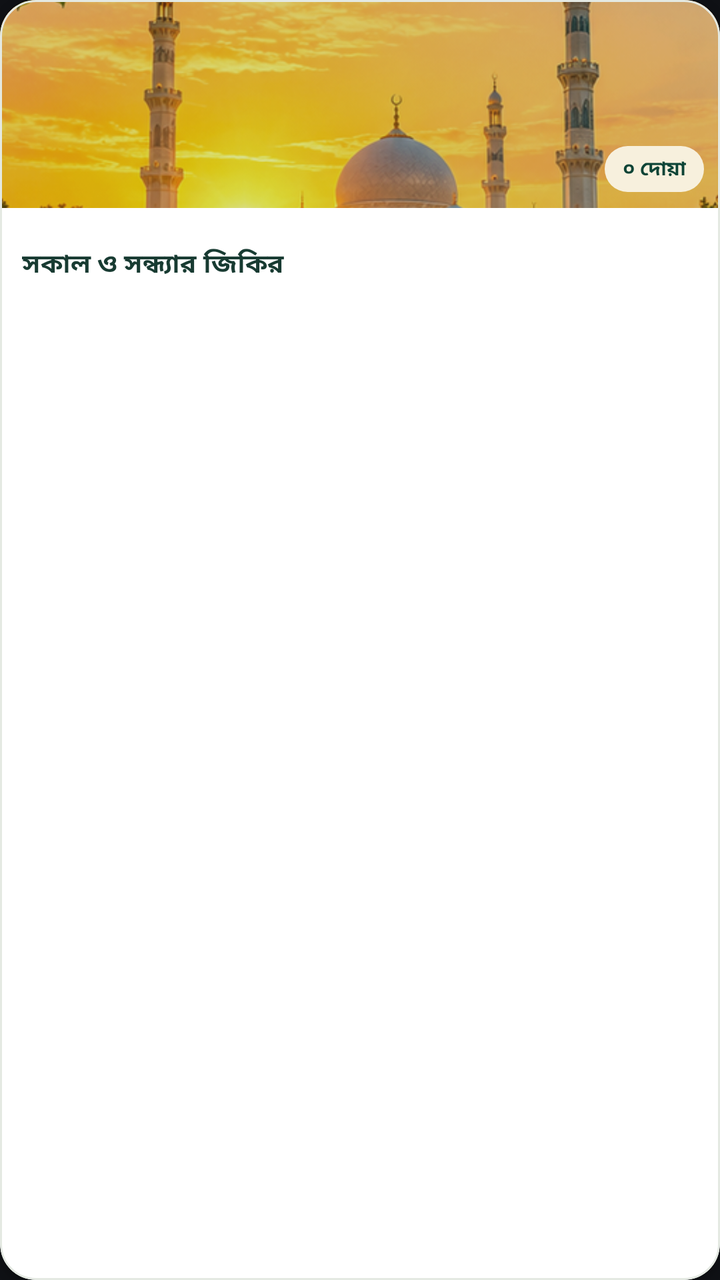
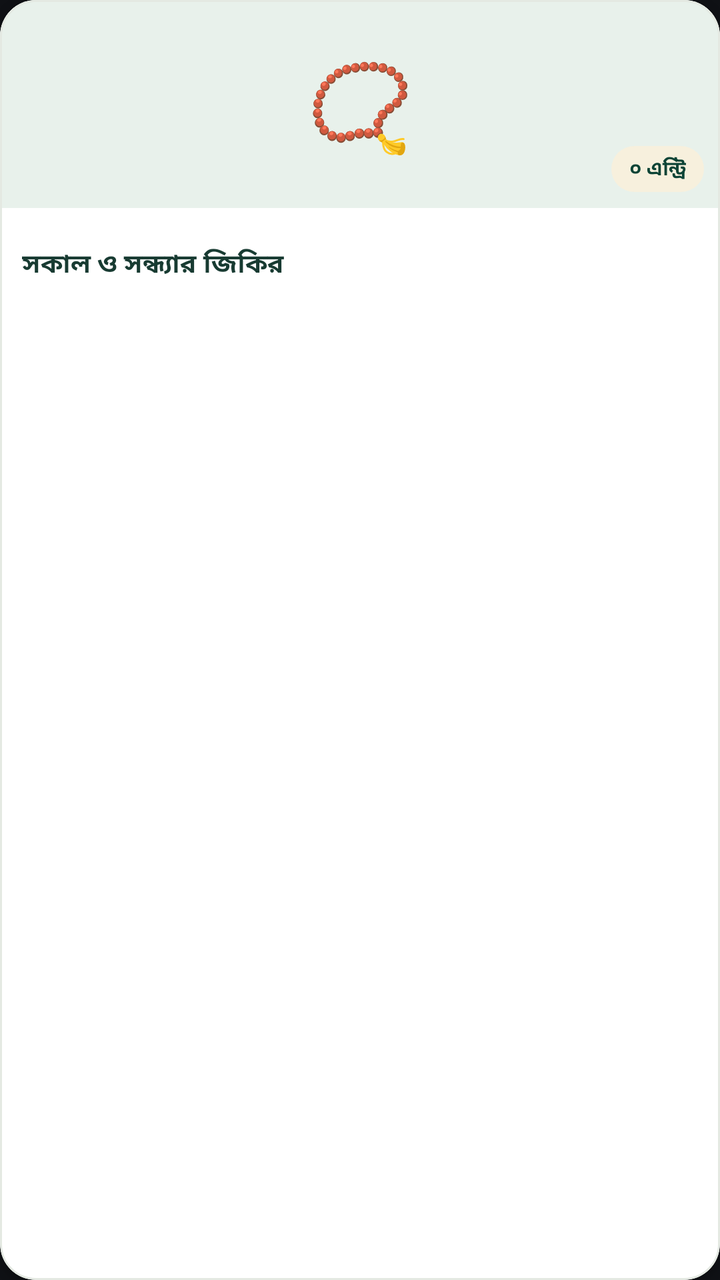

The first picture is an Android layout as it rendered before a commit; the second is the same layout after the commit. The layout source and the unified diff follow.
<!-- AndroidManifest.xml: application theme Theme.IslamicAlarm -->
<!-- res/layout/item_dua_category.xml -->
<?xml version="1.0" encoding="utf-8"?>
<com.google.android.material.card.MaterialCardView xmlns:android="http://schemas.android.com/apk/res/android"
    xmlns:app="http://schemas.android.com/apk/res-auto"
    android:layout_width="match_parent"
    android:layout_height="wrap_content"
    android:layout_margin="6dp"
    android:clickable="true"
    android:focusable="true"
    app:cardBackgroundColor="@color/dua_surface"
    app:cardCornerRadius="18dp"
    app:cardElevation="2dp"
    app:strokeColor="@color/dua_border"
    app:strokeWidth="1dp">

    <LinearLayout
        android:layout_width="match_parent"
        android:layout_height="wrap_content"
        android:orientation="vertical">

        <FrameLayout
            android:layout_width="match_parent"
            android:layout_height="104dp">

            <ImageView
                android:id="@+id/ivCategoryImage"
                android:layout_width="match_parent"
                android:layout_height="match_parent"
                android:contentDescription="ক্যাটাগরির ছবি"
                android:scaleType="centerCrop"
                android:src="@drawable/dua_cat_mosque" />

            <View
                android:layout_width="match_parent"
                android:layout_height="match_parent"
                android:background="#260D4436" />

            <TextView
                android:id="@+id/tvCategoryCount"
                android:layout_width="wrap_content"
                android:layout_height="wrap_content"
                android:layout_gravity="bottom|end"
                android:layout_margin="8dp"
                android:background="@drawable/bg_dua_count"
                android:paddingHorizontal="9dp"
                android:paddingVertical="4dp"
                android:text="০ দোয়া"
                android:textColor="@color/dua_primary_dark"
                android:textSize="10sp"
                android:textStyle="bold" />
        </FrameLayout>

        <TextView
            android:id="@+id/tvCategoryName"
            android:layout_width="match_parent"
            android:layout_height="wrap_content"
            android:minHeight="56dp"
            android:gravity="center_vertical"
            android:maxLines="2"
            android:ellipsize="end"
            android:paddingHorizontal="11dp"
            android:paddingVertical="9dp"
            android:text="সকাল ও সন্ধ্যার জিকির"
            android:textColor="@color/dua_text"
            android:textSize="13sp"
            android:textStyle="bold" />
    </LinearLayout>
</com.google.android.material.card.MaterialCardView>
<!-- resources referenced by this layout -->
<resources>
  <color name="dua_border">#E4E9E2</color>
  <color name="dua_primary_dark">#0D4436</color>
  <color name="dua_surface">#FFFFFF</color>
  <color name="dua_text">#183B32</color>
  <!-- drawable bg_dua_count (drawable) -->
  <?xml version="1.0" encoding="utf-8"?>
  <shape xmlns:android="http://schemas.android.com/apk/res/android">
      <solid android:color="#F7F0DD"/>
      <corners android:radius="30dp"/>
  </shape>
  <!-- drawable dua_cat_mosque: png bitmap (drawable-nodpi, 410204 bytes) -->
  <style name="Theme.IslamicAlarm" parent="Theme.Material3.DayNight.NoActionBar">
          <item name="colorPrimary">@color/primary</item>
          <item name="colorPrimaryDark">@color/primary_variant</item>
          <item name="colorSecondary">@color/secondary</item>
          <item name="android:statusBarColor">@color/primary_variant</item>
          <item name="android:windowBackground">@color/background</item>
      </style>
  <color name="primary">#0F1115</color>
  <color name="primary_variant">#0A0B0E</color>
  <color name="secondary">#D4AF37</color>
  <color name="background">#0F1115</color>
</resources>

<!-- the commit's change to res/layout/item_dua_category.xml (unified diff, before → after) -->
@@ -19,20 +19,17 @@
 
         <FrameLayout
             android:layout_width="match_parent"
-            android:layout_height="104dp">
+            android:layout_height="104dp"
+            android:background="@color/dua_soft_green">
 
-            <ImageView
-                android:id="@+id/ivCategoryImage"
+            <TextView
+                android:id="@+id/tvCategoryIcon"
                 android:layout_width="match_parent"
                 android:layout_height="match_parent"
-                android:contentDescription="ক্যাটাগরির ছবি"
-                android:scaleType="centerCrop"
-                android:src="@drawable/dua_cat_mosque" />
-
-            <View
-                android:layout_width="match_parent"
-                android:layout_height="match_parent"
-                android:background="#260D4436" />
+                android:gravity="center"
+                android:text="📿"
+                android:textSize="43sp"
+                android:importantForAccessibility="yes" />
 
             <TextView
                 android:id="@+id/tvCategoryCount"
@@ -43,7 +40,7 @@
                 android:background="@drawable/bg_dua_count"
                 android:paddingHorizontal="9dp"
                 android:paddingVertical="4dp"
-                android:text="০ দোয়া"
+                android:text="০ এন্ট্রি"
                 android:textColor="@color/dua_primary_dark"
                 android:textSize="10sp"
                 android:textStyle="bold" />
<!-- resource entries referenced after the edit -->
@@ -2,6 +2,7 @@
 <resources>
   <color name="dua_border">#E4E9E2</color>
   <color name="dua_primary_dark">#0D4436</color>
+  <color name="dua_soft_green">#E8F1EB</color>
   <color name="dua_surface">#FFFFFF</color>
   <color name="dua_text">#183B32</color>
   <!-- drawable bg_dua_count (drawable) -->
@@ -10,7 +11,6 @@
       <solid android:color="#F7F0DD"/>
       <corners android:radius="30dp"/>
   </shape>
-  <!-- drawable dua_cat_mosque: png bitmap (drawable-nodpi, 410204 bytes) -->
   <style name="Theme.IslamicAlarm" parent="Theme.Material3.DayNight.NoActionBar">
           <item name="colorPrimary">@color/primary</item>
           <item name="colorPrimaryDark">@color/primary_variant</item>
